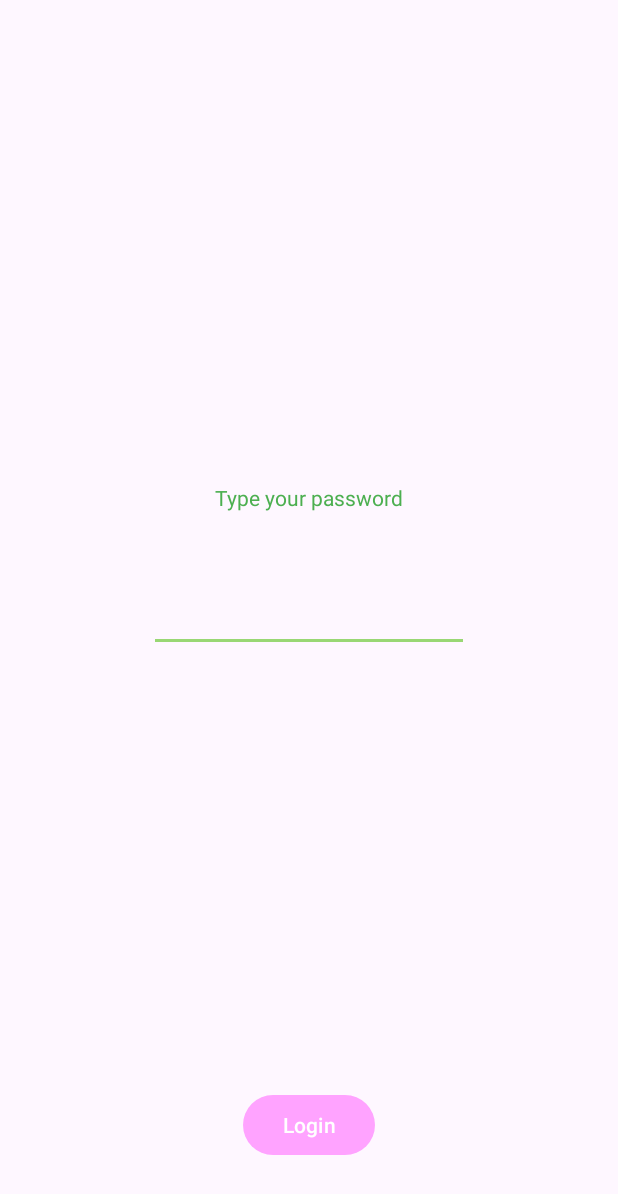
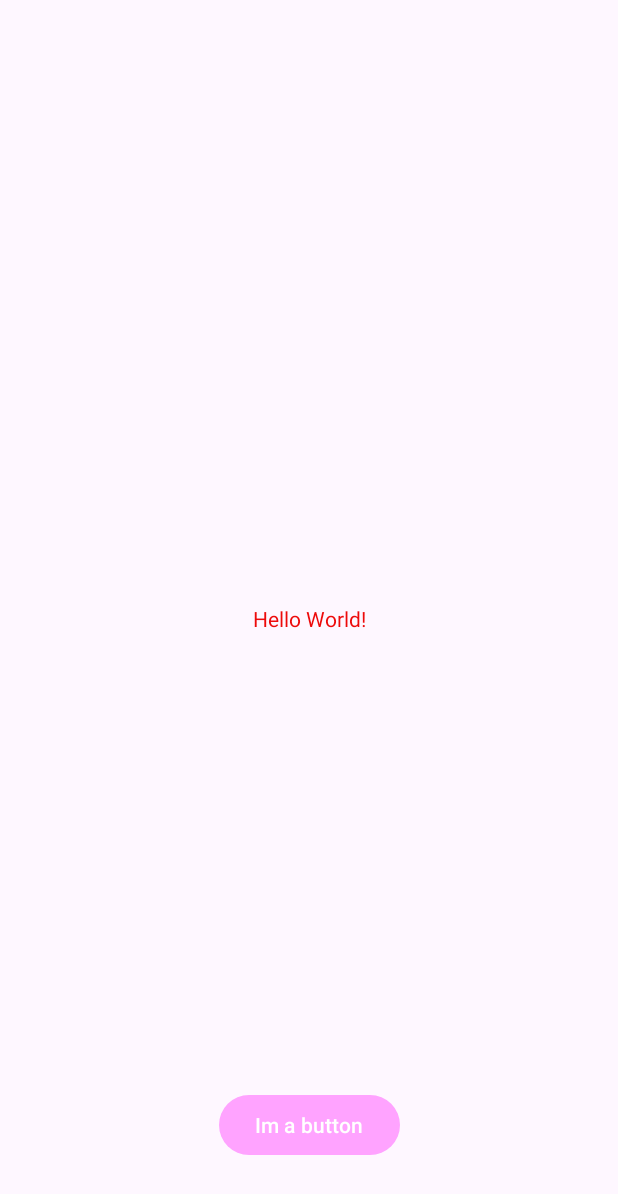
Before and after one commit to hanskkangg/android_studio, an Android app: the screen it shows after launch (MainActivity), on a phone screen of 412 x 824 dp. Shown: the top 1194 px of the screen. Run offline under Robolectric (Android 15) with nearby library versions, the phone set to English and light mode, and no system bars.

Commit message:
Commit 17 - Simplify master

```diff
--- a/app/src/main/res/layout/activity_main.xml
+++ b/app/src/main/res/layout/activity_main.xml
@@ -7,42 +7,23 @@
     tools:context=".MainActivity">
 
     <TextView
-        android:id="@+id/textView"
         android:layout_width="wrap_content"
         android:layout_height="wrap_content"
-        android:text="Type your password"
-        android:textColor="#4CAF50"
+        android:text="@string/hello_message"
         app:layout_constraintBottom_toBottomOf="parent"
         app:layout_constraintEnd_toEndOf="parent"
-        app:layout_constraintHorizontal_bias="0.5"
         app:layout_constraintStart_toStartOf="parent"
-        app:layout_constraintTop_toTopOf="parent"
-        app:layout_constraintVertical_bias="0.4" />
+        app:layout_constraintTop_toTopOf="parent" />
 
     <Button
-        android:id="@+id/button"
         android:layout_width="wrap_content"
         android:layout_height="wrap_content"
         android:layout_marginBottom="50dp"
-        android:text="Login"
+        android:text="@string/button_message"
         app:layout_constraintBottom_toBottomOf="parent"
         app:layout_constraintEnd_toEndOf="parent"
         app:layout_constraintHorizontal_bias="0.5"
         app:layout_constraintStart_toStartOf="parent" />
 
-    <EditText
-        android:id="@+id/editText"
-        android:layout_width="wrap_content"
-        android:layout_height="wrap_content"
-        android:ems="10"
-        android:inputType="textPassword"
-        app:layout_constraintTop_toTopOf="parent"
-        app:layout_constraintBottom_toBottomOf="parent"
-        app:layout_constraintStart_toStartOf="parent"
-        app:layout_constraintEnd_toEndOf="parent"
-        app:layout_constraintVertical_bias="0.5"
-        app:layout_constraintHorizontal_bias="0.5" />
-
-
 
 </androidx.constraintlayout.widget.ConstraintLayout>
```
Also changed, not shown: app/src/main/java/algonquin/cst2335/kang0057/MainActivity.java (+1 -74 lines).
